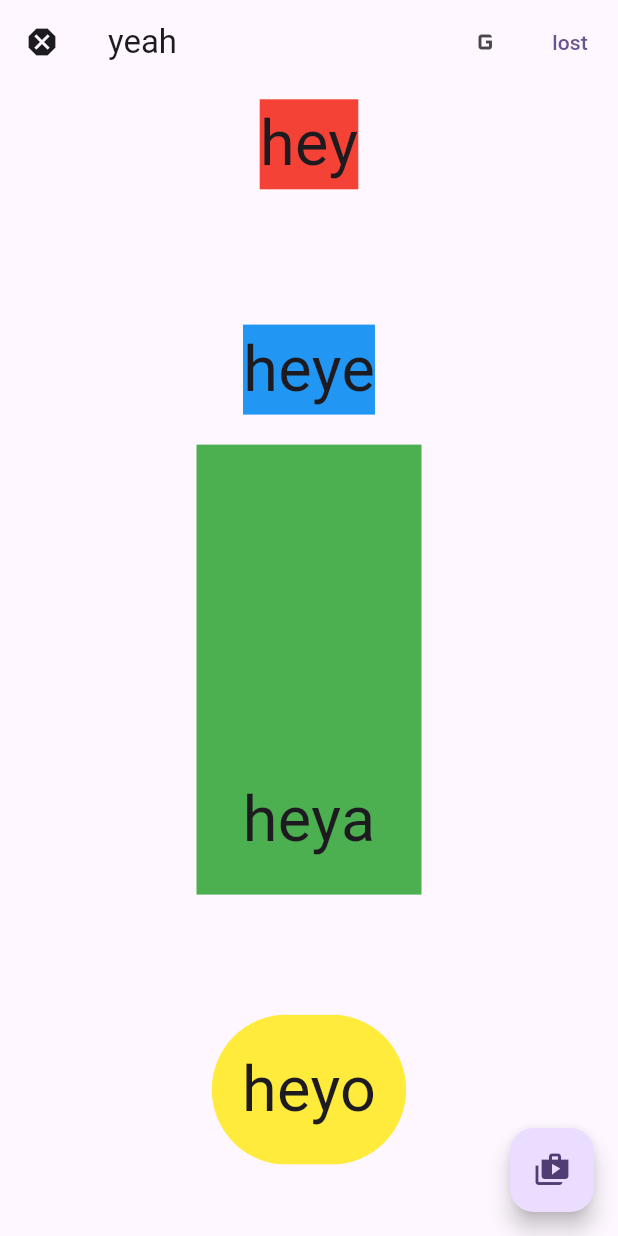
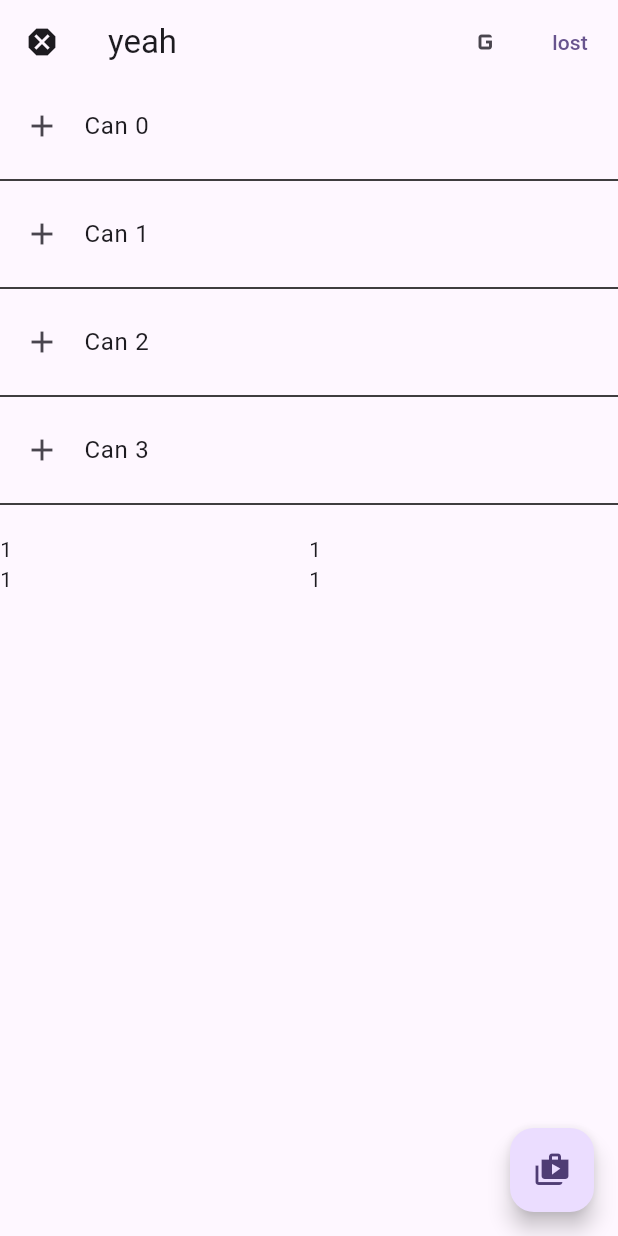
Before and after one commit to OsmanCanCinar/BackToFlutter, a Flutter app: the screen it shows after launch, on a phone screen of 412 x 824 dp. Run offline on Flutter 3.47's test engine with Material 3 defaults, Android fonts, the phone set to English and light mode, and no system bars.

Commit message:
wİdgets part 2

```diff
--- a/lib/main.dart
+++ b/lib/main.dart
@@ -31,6 +31,9 @@ class HomePage extends StatefulWidget {
 }
 
 class _HomePageState extends State<HomePage> {
+   final list = [1,2,3,4,5];
+
+
   @override
   Widget build(BuildContext context) {
     return Scaffold(
@@ -49,6 +52,8 @@ class _HomePageState extends State<HomePage> {
               child: Text('Drawer Header'),
             ),
             ListTile(
+              leading: const Icon(Icons.add),
+              trailing: const Icon(Icons.minimize),
               title: const Text('Item 1'),
               onTap: () {
                 // Update the state of the app.
@@ -83,7 +88,61 @@ class _HomePageState extends State<HomePage> {
         ],
         title: const Text('yeah'),
       ),
-      body: SingleChildScrollView(
+      // body: const ExerciseWidget(),
+      body: Column(
+        children: [
+          SizedBox(
+            height: 300,
+            child: ListView.separated(
+                itemBuilder: (context, index) {
+                  return ListTile(
+                    key: ValueKey(index),
+                    leading: const Icon(Icons.add),
+                    title: Text("Can $index"),
+                  );
+                },
+                separatorBuilder: (BuildContext context, int index) {
+                  return const Divider(color: Colors.black);
+                },
+                itemCount: list.length,
+            ),
+          ),
+          Table(
+            children: const <TableRow>[
+              TableRow(
+                children: [
+                  Text('1'),
+                  Text('1'),
+                ]
+              ),  TableRow(
+                children: [
+                  Text('1'),
+                  Text('1'),
+                ]
+              ),
+            ],
+          ),
+        ],
+      ),
+      floatingActionButton: FloatingActionButton(
+        child: const Icon(Icons.shop_two),
+        onPressed: () {
+          ScaffoldMessenger.of(context)
+              .showSnackBar(const SnackBar(content: Text('Hey!')));
+        },
+      ),
+    );
+  }
+}
+
+class ExerciseWidget extends StatelessWidget {
+  const ExerciseWidget({
+    super.key,
+  });
+
+  @override
+  Widget build(BuildContext context) {
+    return SingleChildScrollView(
       child: Column(
         children: [
           Container(
@@ -91,6 +150,7 @@ class _HomePageState extends State<HomePage> {
             margin: const EdgeInsets.all(10.2),
             child: const SafeArea(
               child: Text(
+                style: DefaultTextStyle(style: style, child: child)
                 'hey',
                 textScaler: TextScaler.linear(3.0),
               ),
@@ -202,14 +262,6 @@ class _HomePageState extends State<HomePage> {
           ),
         ],
       ),
-      ),
-      floatingActionButton: FloatingActionButton(
-        child: const Icon(Icons.shop_two),
-        onPressed: () {
-          ScaffoldMessenger.of(context)
-              .showSnackBar(const SnackBar(content: Text('Hey!')));
-        },
-      ),
     );
   }
 }
```
Lines whose indentation alone changed are shown as unchanged.
